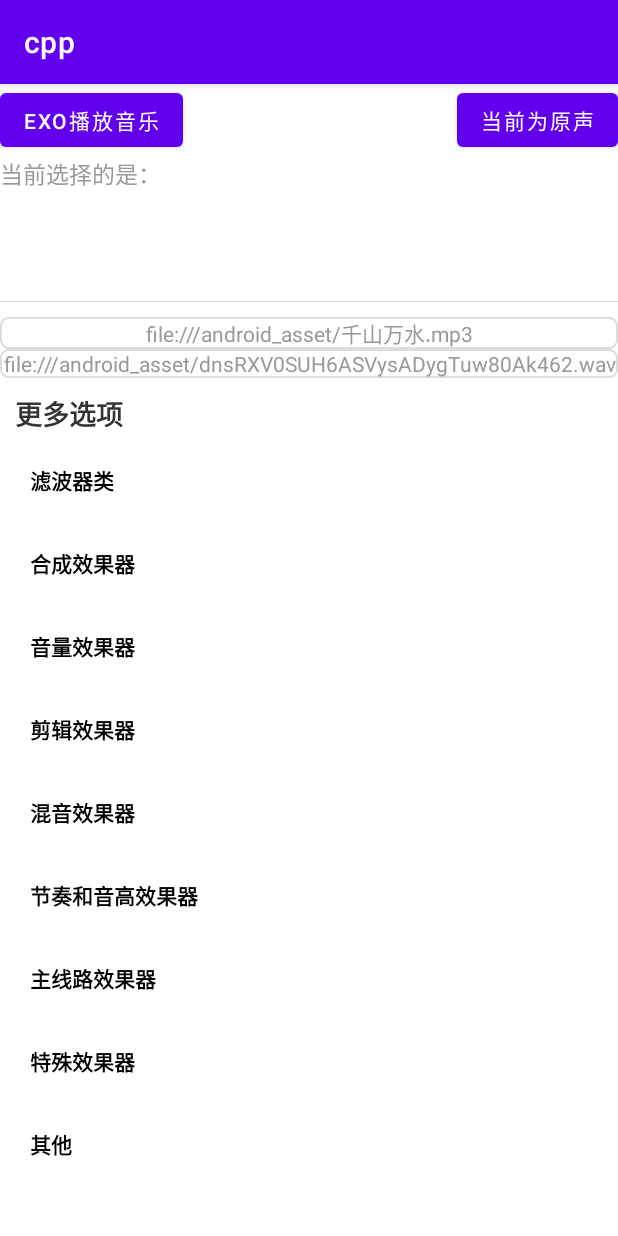
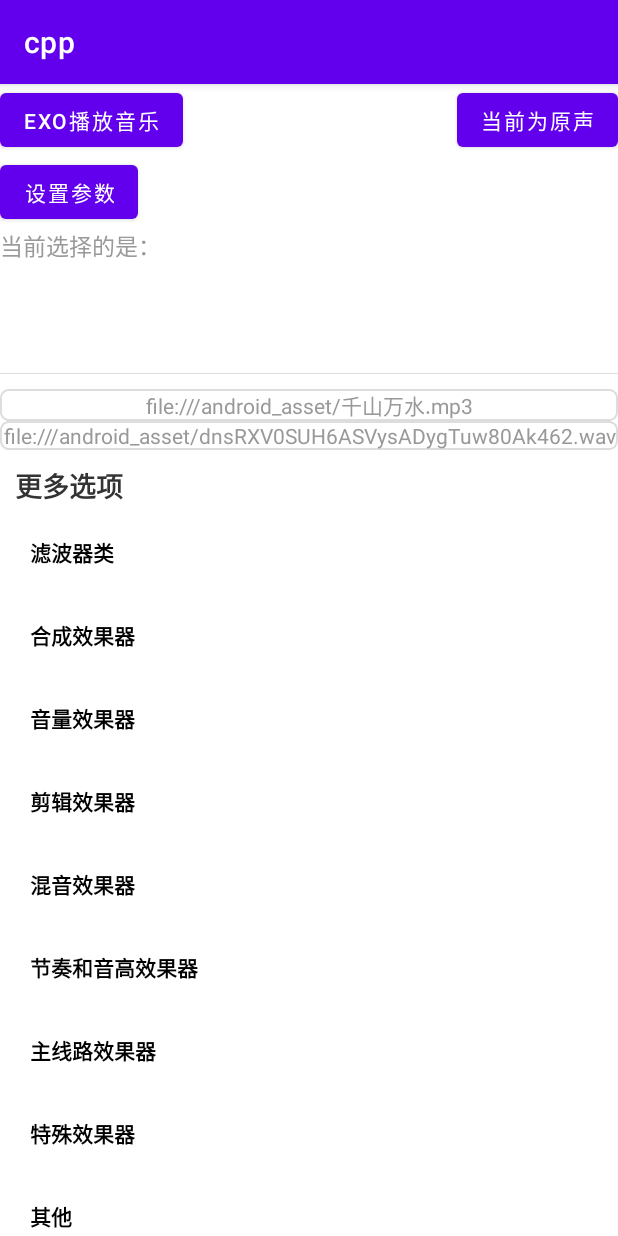
Before and after one commit to LinMuSongzi/sox_project, an Android app: the screen it shows after launch (MainActivity), on a phone screen of 412 x 824 dp. Run offline under Robolectric (Android 15) with nearby library versions, the phone set to English and light mode, and no system bars; our stand-ins replace CircleImageView, RxJava, data binding; libraries missing offline, so code that uses them is left out: com.google.android.exoplayer2, com.gyf.immersionbar, com.scwang.smart, com.trello.lifecycle4, com.trello.rxlifecycle4; plain views replace PlayerControlView; pictures from the network do not load; 14 statements that could not run were skipped.

Commit message:
11新增参数调整

```diff
--- a/app/src/main/java/com/example/cpp/MainActivity.kt
+++ b/app/src/main/java/com/example/cpp/MainActivity.kt
@@ -14,6 +14,7 @@ import com.example.cpp.array.ByteArrayEngine.Companion.PATH_KEY
 import com.psyone.sox.EffectsBean
 import com.example.cpp.databinding.ActivityMainBinding
 import com.example.cpp.databinding.AdapterByteShowBinding
+import com.example.cpp.fragment.ParaFragment
 import com.example.cpp.vm.MusicEffectsViewModel
 import com.google.android.exoplayer2.Player
 import com.musongzi.comment.ExtensionMethod.convertFragment
@@ -36,6 +37,7 @@ class MainActivity : MszFragmentActivity(), INotifyDataSetChanged,
     ISaveStateHandle by LocalSavedHandler() {
 
 
+    private val PARA_TAG_F: String = "ParaFragment"
     private val mNewHandlerSoxAudioProcessor = NewHandlerSoxAudioProcessor()
     private var player: Player? = null
     private lateinit var binding: ActivityMainBinding
@@ -47,7 +49,7 @@ class MainActivity : MszFragmentActivity(), INotifyDataSetChanged,
     private var playMusicPosition: Int = -1
         set(value) {
             playMusic(field, value)
-            if(field != value){
+            if (field != value) {
                 runOnUiThread {
                     notifyDataSetChanged()
                 }
@@ -60,12 +62,11 @@ class MainActivity : MszFragmentActivity(), INotifyDataSetChanged,
         Log.i(TAG, "playMusic: last = $last , newMusic = $newMusic")
 
 
-
         val p: Player = player ?: exoPlaySImple(this, this, list.realData()[newMusic].path, mNewHandlerSoxAudioProcessor)!!
         if (player == null) {
             player = p
-        }else {
-            if(last == newMusic){
+        } else {
+            if (last == newMusic) {
                 if (player?.isPlaying == true) {
                     player?.pause()
                 } else {
@@ -79,7 +80,7 @@ class MainActivity : MszFragmentActivity(), INotifyDataSetChanged,
                 release()
             }
             player = null
-            playMusic(last,newMusic)
+            playMusic(last, newMusic)
         }
 
 
@@ -144,9 +145,9 @@ class MainActivity : MszFragmentActivity(), INotifyDataSetChanged,
                 }
                 binding.idBuildMusicText.setOnClickListener {
 //                    mNewHandlerSoxAudioProcessor.musicEffecyBean = null
-                    if(modeLiveData.value == 0){
+                    if (modeLiveData.value == 0) {
                         modeLiveData.value = 1
-                    }else{
+                    } else {
                         modeLiveData.value = 0
                     }
                 }
@@ -170,22 +171,38 @@ class MainActivity : MszFragmentActivity(), INotifyDataSetChanged,
                         getHolderBusiness().buildRecycleMusicEffectsData(binding.idRecyclerView)
                         loaderEffectsData();
                     }
+
+                    euqInfoThis.observe(this@MainActivity) { info ->
+
+                        info?.apply {
+                            mNewHandlerSoxAudioProcessor.euqInfo = this
+                        }
+                    }
+
+
+                }
+
+
+                binding.idSetParaBtn.setOnClickListener {
+                    ParaFragment().show(supportFragmentManager, PARA_TAG_F)
                 }
 
 
             }
+
+
         }
         launch.launch(Manifest.permission.WRITE_EXTERNAL_STORAGE)
 
 
-        modeLiveData.observe(this){
-            if(it == 0){
+        modeLiveData.observe(this) {
+            if (it == 0) {
                 binding.idBuildMusicText.text = "当前为原声"
-            }else if(it == 1){
+            } else if (it == 1) {
                 binding.idBuildMusicText.text = "处理后声音"
             }
         }
-        modeLiveData.observe(this){
+        modeLiveData.observe(this) {
             mNewHandlerSoxAudioProcessor.isNativeMusic = it == 0
         }
     }
--- a/app/src/main/java/com/example/cpp/business/ExoPlayerSupportBusiness.kt
+++ b/app/src/main/java/com/example/cpp/business/ExoPlayerSupportBusiness.kt
@@ -16,7 +16,6 @@ import com.musongzi.core.base.business.BaseMapBusiness
 import com.musongzi.core.itf.IHodlerReentrantLock
 import com.musongzi.core.itf.ILifeObject
 import com.psyone.sox.NewHandlerSoxAudioProcessor
-import com.psyone.sox.SoxAudioProcessor
 import io.reactivex.rxjava3.core.Observable
 import java.util.concurrent.ExecutorService
 import java.util.concurrent.Executors
--- /dev/null
+++ b/app/src/main/java/com/example/cpp/data/EuqInfo.kt
@@ -0,0 +1,6 @@
+package com.example.cpp.data
+
+data class EuqInfo(val type: String, val value1: String, val value2: String, val value3: String) {
+
+
+}
--- a/app/src/main/java/com/example/cpp/vm/MusicEffectsViewModel.kt
+++ b/app/src/main/java/com/example/cpp/vm/MusicEffectsViewModel.kt
@@ -2,9 +2,13 @@ package com.example.cpp.vm
 
 import android.os.Bundle
 import android.util.Log
+import android.view.inputmethod.EditorInfo
+import androidx.lifecycle.LiveData
+import androidx.lifecycle.MutableLiveData
 import androidx.recyclerview.widget.RecyclerView
 import com.example.cpp.api.Api
 import com.example.cpp.business.MusicEffectsBusiness
+import com.example.cpp.data.EuqInfo
 import com.musongzi.comment.ExtensionMethod.liveSaveStateObserver
 import com.musongzi.comment.viewmodel.ApiViewModel
 import com.musongzi.core.ExtensionCoreMethod.sub
@@ -20,15 +24,17 @@ class MusicEffectsViewModel : ApiViewModel<INotifyDataSetChanged, MusicEffectsBu
     }
 
 
+    var euqInfoThis = MutableLiveData<EuqInfo?>()
+
     fun loaderEffectsData() {
 //        getApi().effects.sub { ef ->
 
-            (getHolderBusiness().realData() as? ArrayList)?.let {
+        (getHolderBusiness().realData() as? ArrayList)?.let {
 //                Log.i(TAG, "loaderEffectsData: ${ef.data?.get(0)?.cName}")
-                it.clear()
-                it.addAll(EFFECTS_ARRAY)
-                getHolderClient()
-            }?.notifyDataSetChanged()
+            it.clear()
+            it.addAll(EFFECTS_ARRAY)
+            getHolderClient()
+        }?.notifyDataSetChanged()
 //        }
 
 //        (getHolderBusiness().realData() as? ArrayList)?.let {
--- a/app/src/main/java/com/psyone/sox/SoxProgramHandler.kt
+++ b/app/src/main/java/com/psyone/sox/SoxProgramHandler.kt
@@ -7,6 +7,7 @@ import android.widget.Toast
 import androidx.annotation.RequiresApi
 import androidx.lifecycle.DefaultLifecycleObserver
 import androidx.lifecycle.LifecycleOwner
+import com.example.cpp.data.EuqInfo
 import com.google.android.exoplayer2.DefaultRenderersFactory
 import com.google.android.exoplayer2.ExoPlayer
 import com.google.android.exoplayer2.MediaItem
@@ -29,8 +30,20 @@ object SoxProgramHandler {
     external fun exampleConvertByPcmData(byteArray: ByteArray, values: String?): ByteArray
 
 
+    fun exampleConvertByPcmData2(byteArray: ByteArray, info: EuqInfo?, simpleRate: Int, channel: Int, bit: Int) =
+        exampleConvertByPcmData2(byteArray, info?.type, info?.value1, info?.value2, info?.value3, simpleRate, channel, bit)
+
     @JvmStatic
-    external fun exampleConvertByPcmData2(byteArray: ByteArray, musicEffecyBean: EffectsBean?, simpleRate: Int, channel: Int, bit: Int): ByteArray
+    external fun exampleConvertByPcmData2(
+        byteArray: ByteArray,
+        type: String?,
+        v1: String?,
+        v2: String?,
+        v3: String?,
+        simpleRate: Int,
+        channel: Int,
+        bit: Int
+    ): ByteArray
 
 
     @RequiresApi(Build.VERSION_CODES.M)
@@ -74,7 +87,7 @@ object SoxProgramHandler {
         }).build()
 
 //        Log.i(TAG, "exoPlaySImple: $path")
-        for(p in paths) {
+        for (p in paths) {
             player.setMediaItem(MediaItem.fromUri(p.path))
         }
 
@@ -137,7 +150,7 @@ object SoxProgramHandler {
 
 //        Log.i(TAG, "exoPlaySImple: $path")
 //        for(p in paths) {
-            player.setMediaItem(MediaItem.fromUri(paths))
+        player.setMediaItem(MediaItem.fromUri(paths))
 //        }
 
         //4.当Player处于STATE_READY状态时，进行播放
--- a/app/src/main/res/layout/activity_main.xml
+++ b/app/src/main/res/layout/activity_main.xml
@@ -34,6 +34,12 @@
                 app:layout_constraintRight_toRightOf="parent"
 
                 app:layout_constraintTop_toBottomOf="@+id/id_play_text">
+
+                <Button
+                    android:id="@+id/id_set_para_btn"
+                    android:layout_width="wrap_content"
+                    android:layout_height="wrap_content"
+                    android:text="设置参数"/>
 
                 <TextView
                     android:id="@+id/id_this_choose_title"
```
Also changed, not shown: app/src/main/java/com/example/cpp/business/IEquBusiness.kt (added, +9 -0 lines), app/src/main/java/com/example/cpp/fragment/ParaFragment.kt (added, +74 -0 lines), app/src/main/java/com/example/cpp/vm/EquViewModel.kt (added, +10 -0 lines), app/src/main/java/com/psyone/sox/NewHandlerSoxAudioProcessor.kt (+8 -5 lines), app/src/main/res/layout/fragment_para.xml (added, +81 -0 lines).
